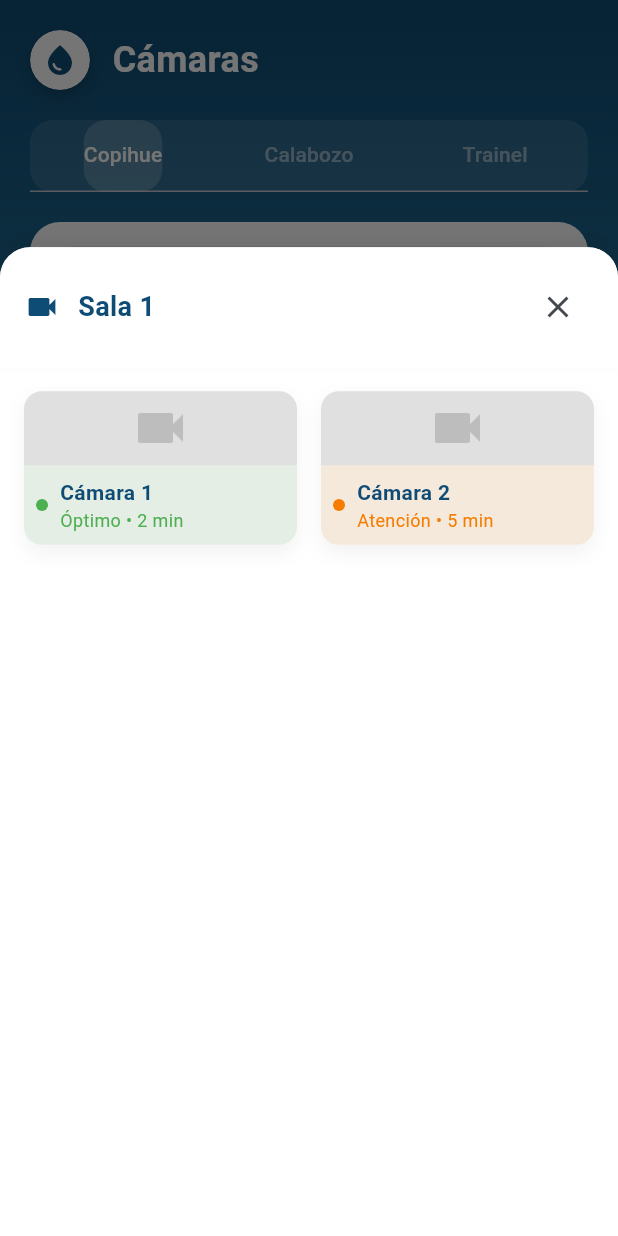
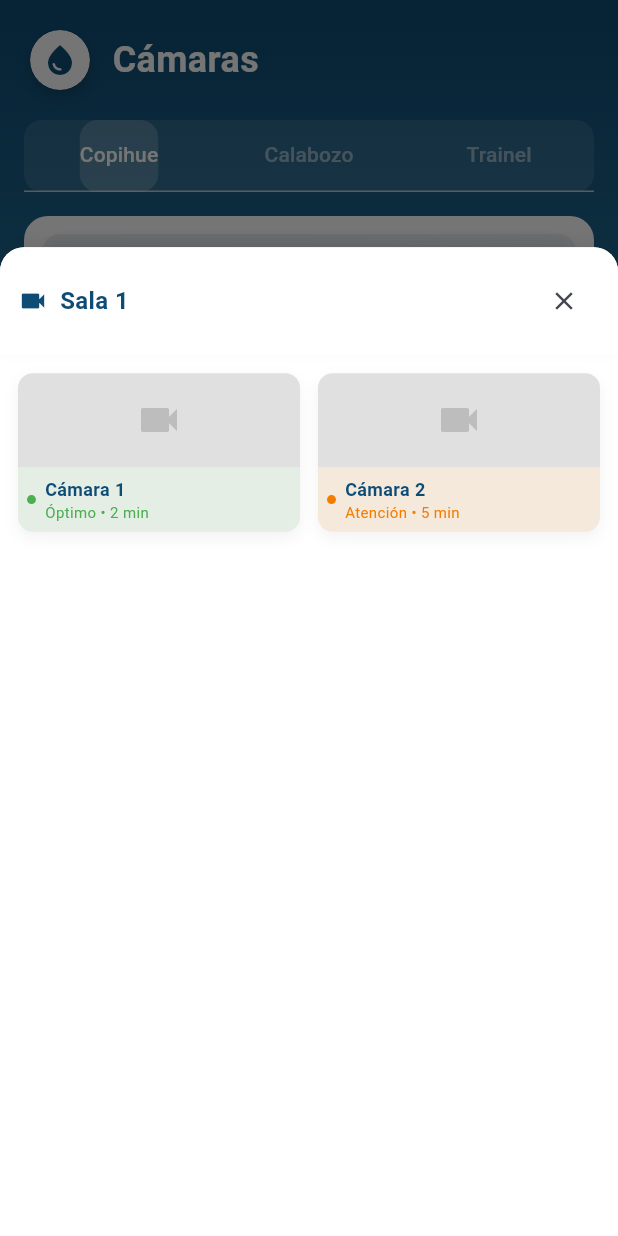
Before and after one commit to Bitnets-ST/App_Fish-Monitor, a Flutter app: the CamerasScreen screen opened directly, after a tap on "Sala 1", on a phone screen of 412 x 824 dp. Run offline on Flutter 3.47's test engine with Material 3 defaults, Android fonts, the phone set to English and light mode, and no system bars; our stand-ins replace animate_do, fl_chart, flutter_dotenv, video_player; missing offline and left inert: mongo_dart.

Commit message:
Update cameras_screen.dart

```diff
--- a/lib/screens/cameras_screen.dart
+++ b/lib/screens/cameras_screen.dart
@@ -165,15 +165,15 @@ class _CamerasScreenState extends State<CamerasScreen> with SingleTickerProvider
 
               // Central Selection Tabs
               Container(
-                margin: const EdgeInsets.symmetric(horizontal: 20),
+                margin: const EdgeInsets.symmetric(horizontal: 16),
                 decoration: BoxDecoration(
                   color: Colors.white.withOpacity(0.1),
-                  borderRadius: BorderRadius.circular(15),
+                  borderRadius: BorderRadius.circular(12),
                 ),
                 child: TabBar(
                   controller: _tabController,
                   indicator: BoxDecoration(
-                    borderRadius: BorderRadius.circular(15),
+                    borderRadius: BorderRadius.circular(12),
                     color: Colors.white.withOpacity(0.2),
                   ),
                   labelColor: Colors.white,
@@ -185,10 +185,10 @@ class _CamerasScreenState extends State<CamerasScreen> with SingleTickerProvider
               // Content
               Expanded(
                 child: Container(
-                  margin: const EdgeInsets.all(20),
+                  margin: const EdgeInsets.all(16),
                   decoration: BoxDecoration(
                     color: Colors.white,
-                    borderRadius: BorderRadius.circular(20),
+                    borderRadius: BorderRadius.circular(16),
                   ),
                   child: TabBarView(
                     controller: _tabController,
@@ -209,12 +209,12 @@ class _CamerasScreenState extends State<CamerasScreen> with SingleTickerProvider
     final rooms = _roomsByCentral[central] ?? [];
 
     return ListView.builder(
-      padding: const EdgeInsets.all(16),
+      padding: const EdgeInsets.all(12),
       itemCount: rooms.length,
       itemBuilder: (context, index) {
         final room = rooms[index];
         return Container(
-          margin: const EdgeInsets.only(bottom: 16),
+          margin: const EdgeInsets.only(bottom: 12),
           decoration: BoxDecoration(
             gradient: LinearGradient(
               begin: Alignment.topLeft,
@@ -224,12 +224,12 @@ class _CamerasScreenState extends State<CamerasScreen> with SingleTickerProvider
                 const Color(0xFF2E86AB).withOpacity(0.1),
               ],
             ),
-            borderRadius: BorderRadius.circular(15),
+            borderRadius: BorderRadius.circular(12),
             boxShadow: [
               BoxShadow(
                 color: Colors.black.withOpacity(0.05),
-                blurRadius: 10,
-                offset: const Offset(0, 5),
+                blurRadius: 8,
+                offset: const Offset(0, 4),
               ),
             ],
           ),
@@ -239,27 +239,27 @@ class _CamerasScreenState extends State<CamerasScreen> with SingleTickerProvider
               onTap: () {
                 _showRoomCameras(context, room);
               },
-              borderRadius: BorderRadius.circular(15),
+              borderRadius: BorderRadius.circular(12),
               child: Padding(
-                padding: const EdgeInsets.all(16),
+                padding: const EdgeInsets.all(12),
                 child: Column(
                   crossAxisAlignment: CrossAxisAlignment.start,
                   children: [
                     Row(
                       children: [
                         Container(
-                          padding: const EdgeInsets.all(12),
+                          padding: const EdgeInsets.all(8),
                           decoration: BoxDecoration(
                             color: const Color(0xFF0F4C75).withOpacity(0.1),
-                            borderRadius: BorderRadius.circular(12),
+                            borderRadius: BorderRadius.circular(8),
                           ),
                           child: const Icon(
                             Icons.videocam,
                             color: Color(0xFF0F4C75),
-                            size: 24,
+                            size: 20,
                           ),
                         ),
-                        const SizedBox(width: 16),
+                        const SizedBox(width: 12),
                         Expanded(
                           child: Column(
                             crossAxisAlignment: CrossAxisAlignment.start,
@@ -267,16 +267,16 @@ class _CamerasScreenState extends State<CamerasScreen> with SingleTickerProvider
                               Text(
                                 room['name'],
                                 style: const TextStyle(
-                                  fontSize: 16,
+                                  fontSize: 15,
                                   fontWeight: FontWeight.bold,
                                   color: Color(0xFF0F4C75),
                                 ),
                               ),
-                              const SizedBox(height: 4),
+                              const SizedBox(height: 2),
                               Text(
                                 '${(room['cameras'] as List).length} Cámaras • ${room['status']}',
                                 style: TextStyle(
-                                  fontSize: 14,
+                                  fontSize: 12,
                                   color: Colors.grey[600],
                                 ),
                               ),
@@ -285,19 +285,19 @@ class _CamerasScreenState extends State<CamerasScreen> with SingleTickerProvider
                         ),
                         Container(
                           padding: const EdgeInsets.symmetric(
-                            horizontal: 12,
-                            vertical: 6,
+                            horizontal: 8,
+                            vertical: 4,
                           ),
                           decoration: BoxDecoration(
                             color: room['status'] == 'Activa'
                                 ? const Color(0xFF4CAF50).withOpacity(0.1)
                                 : const Color(0xFFE74C3C).withOpacity(0.1),
-                            borderRadius: BorderRadius.circular(12),
+                            borderRadius: BorderRadius.circular(8),
                           ),
                           child: Text(
                             room['status'],
                             style: TextStyle(
-                              fontSize: 12,
+                              fontSize: 11,
                               fontWeight: FontWeight.bold,
                               color: room['status'] == 'Activa'
                                   ? const Color(0xFF4CAF50)
@@ -307,7 +307,7 @@ class _CamerasScreenState extends State<CamerasScreen> with SingleTickerProvider
                         ),
                       ],
                     ),
-                    const SizedBox(height: 12),
+                    const SizedBox(height: 8),
                     Row(
                       children: [
                         ...(room['cameras'] as List).map((camera) {
@@ -326,31 +326,31 @@ class _CamerasScreenState extends State<CamerasScreen> with SingleTickerProvider
                               statusColor = Colors.grey;
                           }
                           return Container(
-                            margin: const EdgeInsets.only(right: 8),
+                            margin: const EdgeInsets.only(right: 6),
                             padding: const EdgeInsets.symmetric(
-                              horizontal: 8,
-                              vertical: 4,
+                              horizontal: 6,
+                              vertical: 3,
                             ),
                             decoration: BoxDecoration(
                               color: statusColor.withOpacity(0.1),
-                              borderRadius: BorderRadius.circular(8),
+                              borderRadius: BorderRadius.circular(6),
                             ),
                             child: Row(
                               mainAxisSize: MainAxisSize.min,
                               children: [
                                 Container(
-                                  width: 8,
-                                  height: 8,
+                                  width: 6,
+                                  height: 6,
                                   decoration: BoxDecoration(
                                     color: statusColor,
                                     shape: BoxShape.circle,
                                   ),
                                 ),
-                                const SizedBox(width: 4),
+                                const SizedBox(width: 3),
                                 Text(
                                   camera['name'],
                                   style: TextStyle(
-                                    fontSize: 12,
+                                    fontSize: 11,
                                     color: statusColor,
                                     fontWeight: FontWeight.w500,
                                   ),
@@ -381,25 +381,25 @@ class _CamerasScreenState extends State<CamerasScreen> with SingleTickerProvider
         decoration: const BoxDecoration(
           color: Colors.white,
           borderRadius: BorderRadius.only(
-            topLeft: Radius.circular(20),
-            topRight: Radius.circular(20),
+            topLeft: Radius.circular(16),
+            topRight: Radius.circular(16),
           ),
         ),
         child: Column(
           children: [
             Container(
-              padding: const EdgeInsets.all(16),
+              padding: const EdgeInsets.all(12),
               decoration: BoxDecoration(
                 color: Colors.white,
                 borderRadius: const BorderRadius.only(
-                  topLeft: Radius.circular(20),
-                  topRight: Radius.circular(20),
+                  topLeft: Radius.circular(16),
+                  topRight: Radius.circular(16),
                 ),
                 boxShadow: [
                   BoxShadow(
                     color: Colors.black.withOpacity(0.05),
-                    blurRadius: 10,
-                    offset: const Offset(0, -5),
+                    blurRadius: 8,
+                    offset: const Offset(0, -4),
                   ),
                 ],
               ),
@@ -408,20 +408,20 @@ class _CamerasScreenState extends State<CamerasScreen> with SingleTickerProvider
                   const Icon(
                     Icons.videocam,
                     color: Color(0xFF0F4C75),
-                    size: 24,
+                    size: 20,
                   ),
-                  const SizedBox(width: 12),
+                  const SizedBox(width: 8),
                   Text(
                     room['name'],
                     style: const TextStyle(
-                      fontSize: 18,
+                      fontSize: 16,
                       fontWeight: FontWeight.bold,
                       color: Color(0xFF0F4C75),
                     ),
                   ),
                   const Spacer(),
                   IconButton(
-                    icon: const Icon(Icons.close),
+                    icon: const Icon(Icons.close, size: 20),
                     onPressed: () => Navigator.pop(context),
                   ),
                 ],
@@ -429,11 +429,11 @@ class _CamerasScreenState extends State<CamerasScreen> with SingleTickerProvider
             ),
             Expanded(
               child: GridView.builder(
-                padding: const EdgeInsets.all(16),
+                padding: const EdgeInsets.all(12),
                 gridDelegate: const SliverGridDelegateWithFixedCrossAxisCount(
                   crossAxisCount: 2,
-                  crossAxisSpacing: 16,
-                  mainAxisSpacing: 16,
+                  crossAxisSpacing: 12,
+                  mainAxisSpacing: 12,
                   childAspectRatio: 16 / 9,
                 ),
                 itemCount: (room['cameras'] as List).length,
@@ -461,12 +461,12 @@ class _CamerasScreenState extends State<CamerasScreen> with SingleTickerProvider
                   return Container(
                     decoration: BoxDecoration(
                       color: Colors.grey[100],
-                      borderRadius: BorderRadius.circular(12),
+                      borderRadius: BorderRadius.circular(10),
                       boxShadow: [
                         BoxShadow(
                           color: Colors.black.withOpacity(0.05),
-                          blurRadius: 10,
-                          offset: const Offset(0, 5),
+                          blurRadius: 8,
+                          offset: const Offset(0, 4),
                         ),
                       ],
                     ),
@@ -477,39 +477,39 @@ class _CamerasScreenState extends State<CamerasScreen> with SingleTickerProvider
                             decoration: BoxDecoration(
                               color: Colors.grey[300],
                               borderRadius: const BorderRadius.only(
-                                topLeft: Radius.circular(12),
-                                topRight: Radius.circular(12),
+                                topLeft: Radius.circular(10),
+                                topRight: Radius.circular(10),
                               ),
                             ),
                             child: Center(
                               child: Icon(
                                 Icons.videocam,
-                                size: 40,
+                                size: 32,
                                 color: Colors.grey[400],
                               ),
                             ),
                           ),
                         ),
                         Container(
-                          padding: const EdgeInsets.all(8),
+                          padding: const EdgeInsets.all(6),
                           decoration: BoxDecoration(
                             color: statusColor.withOpacity(0.1),
                             borderRadius: const BorderRadius.only(
-                              bottomLeft: Radius.circular(12),
-                              bottomRight: Radius.circular(12),
+                              bottomLeft: Radius.circular(10),
+                              bottomRight: Radius.circular(10),
                             ),
                           ),
                           child: Row(
                             children: [
                               Container(
-                                width: 8,
-                                height: 8,
+                                width: 6,
+                                height: 6,
                                 decoration: BoxDecoration(
                                   color: statusColor,
                                   shape: BoxShape.circle,
                                 ),
                               ),
-                              const SizedBox(width: 8),
+                              const SizedBox(width: 6),
                               Expanded(
                                 child: Column(
                                   crossAxisAlignment: CrossAxisAlignment.start,
@@ -517,7 +517,7 @@ class _CamerasScreenState extends State<CamerasScreen> with SingleTickerProvider
                                     Text(
                                       camera['name'],
                                       style: const TextStyle(
-                                        fontSize: 14,
+                                        fontSize: 12,
                                         fontWeight: FontWeight.bold,
                                         color: Color(0xFF0F4C75),
                                       ),
@@ -525,7 +525,7 @@ class _CamerasScreenState extends State<CamerasScreen> with SingleTickerProvider
                                     Text(
                                       '$statusText • ${camera['lastUpdate']}',
                                       style: TextStyle(
-                                        fontSize: 12,
+                                        fontSize: 10,
                                         color: statusColor,
                                       ),
                                     ),
```
